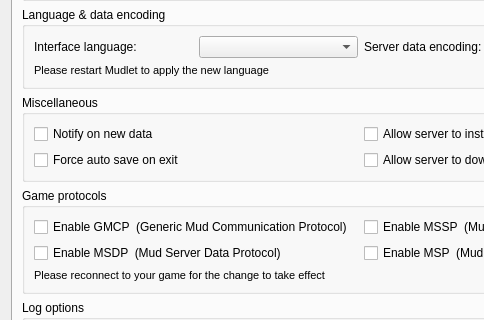
This is src/ui/profile_preferences.ui in Mudlet/Mudlet as Qt 5 draws it before an edit; both pictures show x 0 to 484 and y 137 to 457 of the 722 by 657 pixel window. The edited form follows.
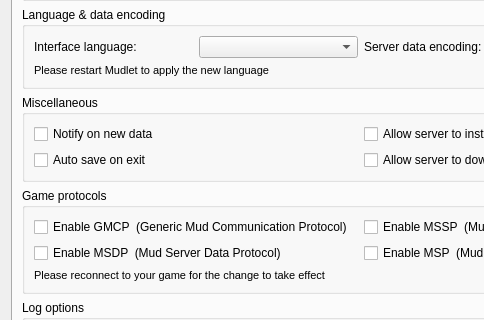
This is the edited form. Icons and pictures are not drawn. Custom widgets are drawn as their Qt base class.

Commit message: change 'force' to auto save on exit (less frightening) and make it default to on for new profiles

The edit to the form file:
```diff
--- a/src/ui/profile_preferences.ui
+++ b/src/ui/profile_preferences.ui
@@ -243,7 +243,7 @@
           <item row="1" column="0">
            <widget class="QCheckBox" name="mFORCE_SAVE_ON_EXIT">
             <property name="text">
-             <string>Force auto save on exit</string>
+             <string>Auto save on exit</string>
             </property>
            </widget>
           </item>
```
The commit also changes 3 other files.
